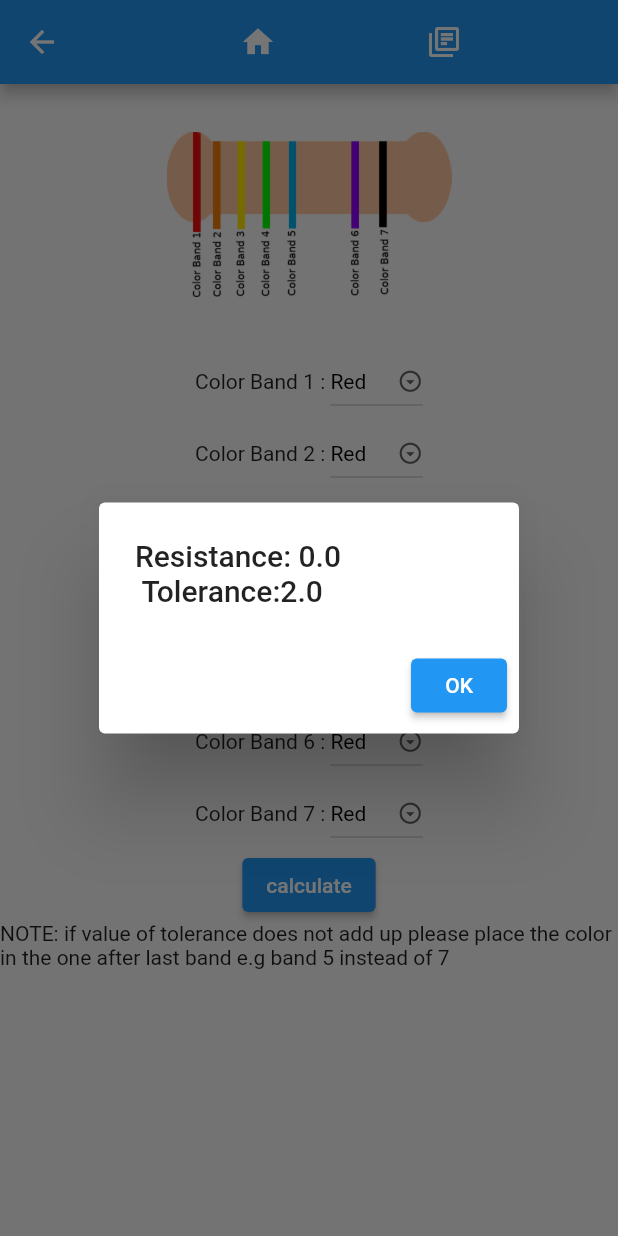
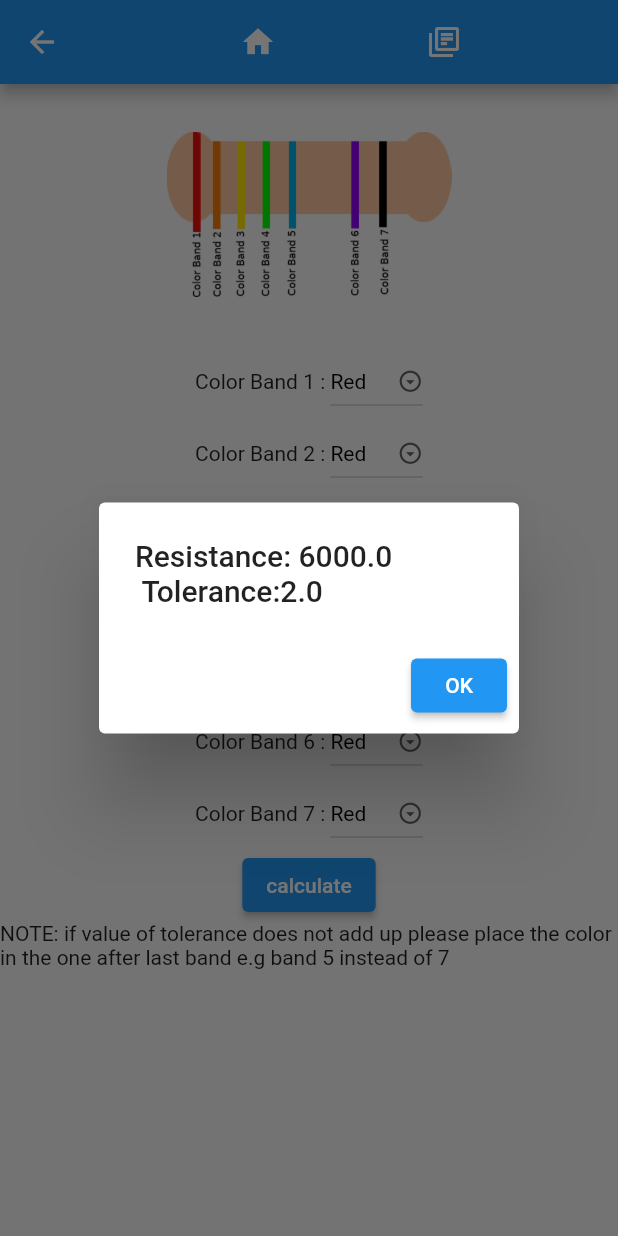
Before and after one commit to SimpleSamson/waya, a Flutter app: the ResistorCalc screen opened directly, after a tap on "calculate", on a phone screen of 412 x 824 dp. Run offline on Flutter 3.47's test engine with Material 2 defaults, Android fonts, the phone set to English and light mode, and no system bars; our stand-ins replace file_picker, webview_flutter; missing offline and left inert: advance_pdf_viewer, dart:ffi.

Commit message:
works 100%
Signed-off-by: mzito <admin@airesol.org>

```diff
--- a/lib/resistorcalc.dart
+++ b/lib/resistorcalc.dart
@@ -58,9 +58,9 @@ class ResistorCalcState extends State<ResistorCalc>{
       } else if(value == 'Red') {
         return ColorBand(2, 100, 2);
       }else if(value == 'Orange') {
-        return ColorBand(3, 1000, null);
+        return ColorBand(3, 1000, 0.05);
       }else if(value == 'Yellow') {
-        return ColorBand(4, 10000, null);
+        return ColorBand(4, 10000, 0.02);
       }else if(value == 'Green') {
         return ColorBand(5, 100000, 0.5);
       }else if(value == 'Blue') {
@@ -68,7 +68,7 @@ class ResistorCalcState extends State<ResistorCalc>{
       } else if(value == 'Violet'){
         return ColorBand(7, null, 0.1);
       }else if(value == 'Grey'){
-        return ColorBand(8, null, null);
+        return ColorBand(8, null, 0.01);
       }else if(value == 'White'){
         return ColorBand(9, null, null);
       }else if(value == 'Gold'){
@@ -80,7 +80,7 @@ class ResistorCalcState extends State<ResistorCalc>{
       }
     }
     int exponentM = (ColorToValue(cb4dropdownValue.toString())!.multiplier!).toInt();// as int;//) as num;
-    int multiplyByThisValue = pow(10, exponentM) as int; // to get number of zeros try to concatenate this number of zeros
+    int multiplyByThisValue = 10 * exponentM;//pow(10, exponentM) as int; // to get number of zeros try to concatenate this number of zeros
     print('exponent ${exponentM}');
     print('multiply ${multiplyByThisValue}');
     ResistorCBValue = ((
```
